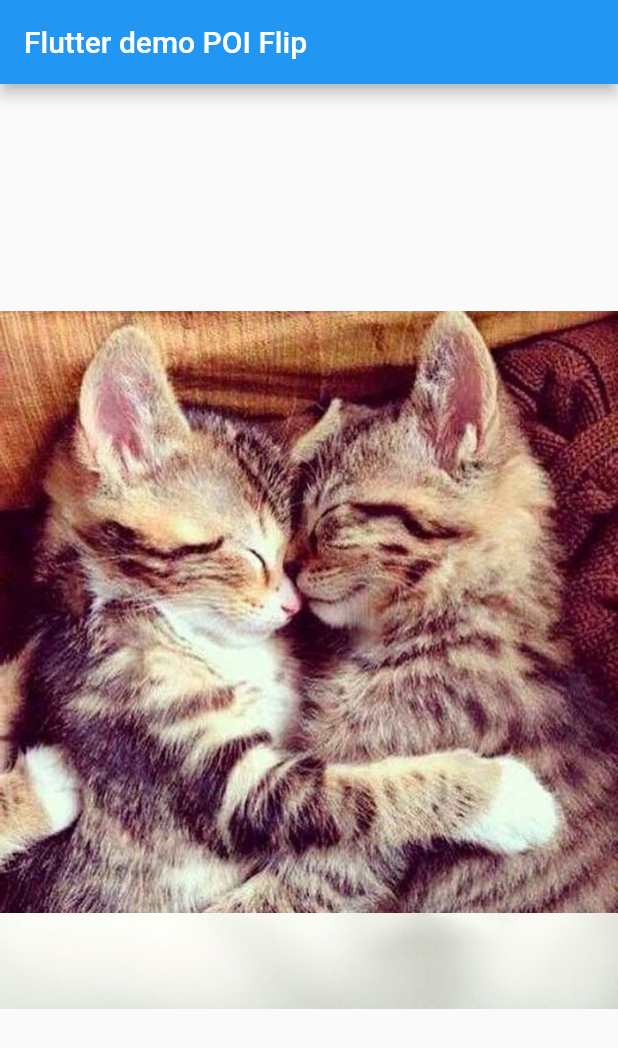
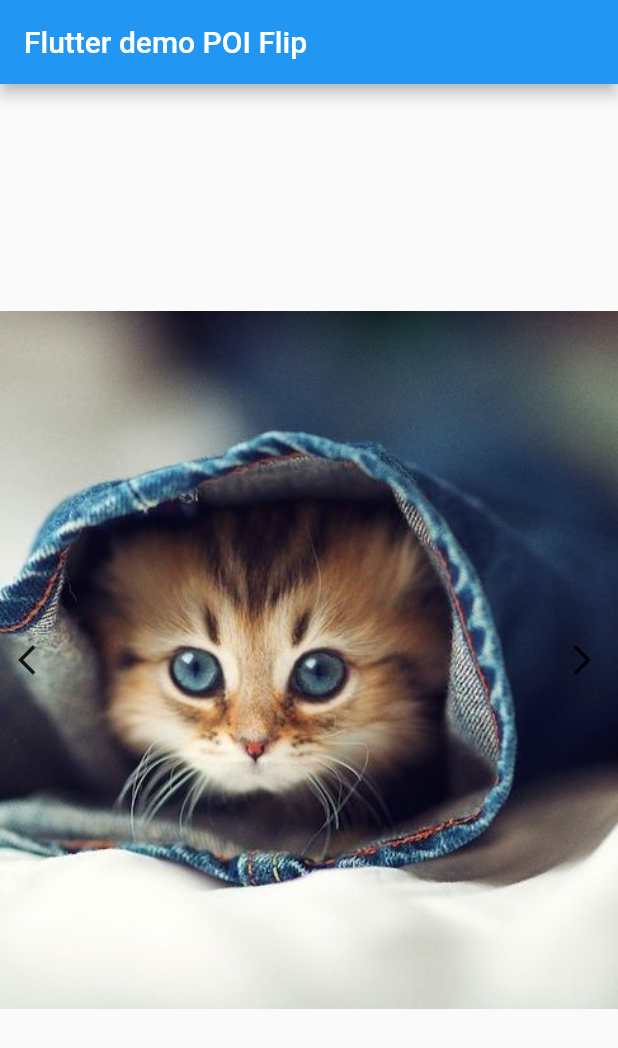
Before and after one commit to AlbaneseRemy/poi_flip, a Flutter app: the screen it shows after launch, on a phone screen of 412 x 824 dp. Shown: the top 1048 px of the screen. Run offline on Flutter 3.47's test engine with Material 2 defaults, Android fonts, the light colour scheme and no system bars.

Commit message:
two images on top of each other. Swipe left or right / tap button to flip it

```diff
--- /dev/null
+++ b/lib/change_page_button.dart
@@ -0,0 +1,15 @@
+import 'package:flutter/material.dart';
+
+class ChangePageButton extends StatelessWidget {
+
+  final Icon icon;
+  final Function() onTap;
+
+
+  const ChangePageButton({Key? key, required this.icon, required this.onTap}) : super(key: key);
+
+  @override
+  Widget build(BuildContext context) {
+    return IconButton(onPressed: onTap, icon: icon);
+  }
+}
--- a/lib/main.dart
+++ b/lib/main.dart
@@ -1,4 +1,7 @@
 import 'package:flutter/material.dart';
+import 'dart:math';
+
+import 'change_page_button.dart';
 
 void main() {
   runApp(const MyApp());
@@ -27,16 +30,16 @@ class MyHomePage extends StatefulWidget {
 }
 
 class _MyHomePageState extends State<MyHomePage> {
-
   late List<String> images;
+  late int currentIndex;
 
   @override
   void initState() {
-
+    currentIndex = 0;
     images = [
       'assets/images/chat1.jpeg',
       'assets/images/chat2.jpeg',
-      'assets/images/chat3.jpeg',
+      //'assets/images/chat3.jpeg',
     ];
 
     super.initState();
@@ -48,13 +51,52 @@ class _MyHomePageState extends State<MyHomePage> {
       appBar: AppBar(
         title: const Text('Flutter demo POI Flip'),
       ),
-      body: Center(
+      body: GestureDetector(
+        onHorizontalDragEnd: (details) => flipImage(details),
         child: Stack(
           children: <Widget>[
-            for(var image in images) Image(image: AssetImage(image))
+            Center(
+              child: AnimatedContainer(
+                duration: const Duration(milliseconds: 500),
+                transform: Matrix4.identity()..rotateY(pi * currentIndex),
+                child: Image.asset(
+                  images[currentIndex],
+                  fit: BoxFit.cover,
+                ),
+              ),
+            ),
+            Center(
+              child: Row(
+                mainAxisAlignment: MainAxisAlignment.spaceBetween,
+                children: [
+                  ChangePageButton(
+                    icon: const Icon(Icons.arrow_back_ios),
+                    onTap: () => updateImage((currentIndex - 1) % (images.length-1))
+                  ),
+                  ChangePageButton(
+                      icon: const Icon(Icons.arrow_forward_ios),
+                      onTap: () => updateImage((currentIndex + 1) % (images.length-1))
+                  ),
+                ],
+              ),
+            ),
           ],
         ),
       ),
     );
   }
+
+  void flipImage(DragEndDetails details) {
+    if (details.velocity.pixelsPerSecond.dx > 0) {
+      updateImage(currentIndex = (currentIndex - 1) % (images.length-1));
+    } else if (details.velocity.pixelsPerSecond.dx < 0) {
+      updateImage(currentIndex = (currentIndex + 1) % (images.length-1));
+    }
+  }
+
+  void updateImage(int newIndex) {
+    setState(() {
+      currentIndex = newIndex;
+    });
+  }
 }
```
